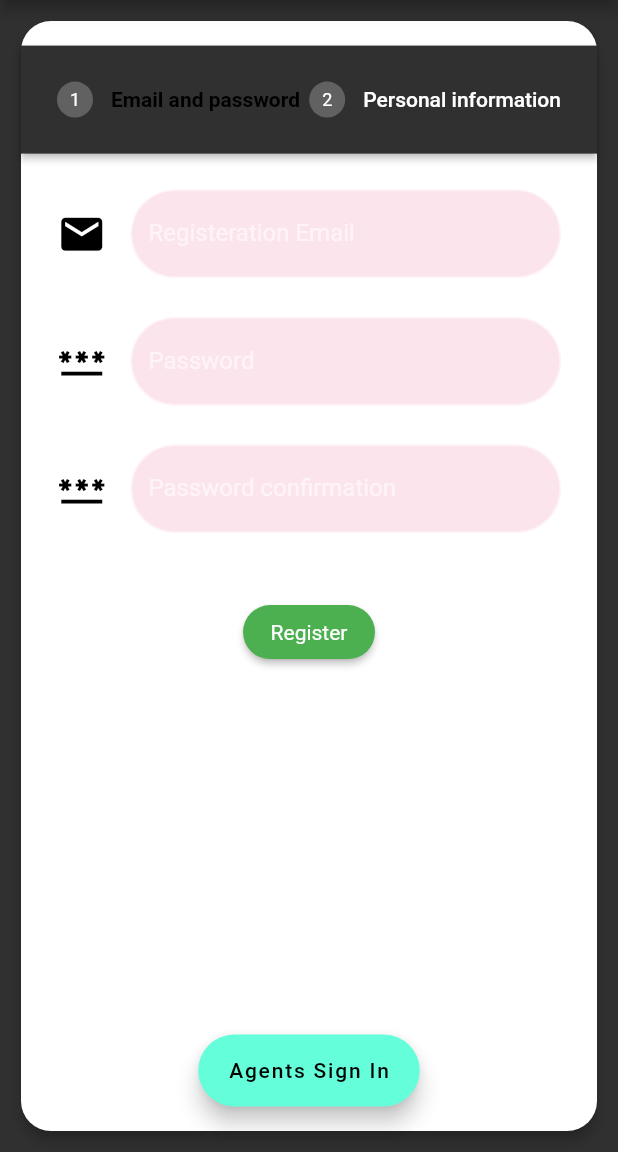
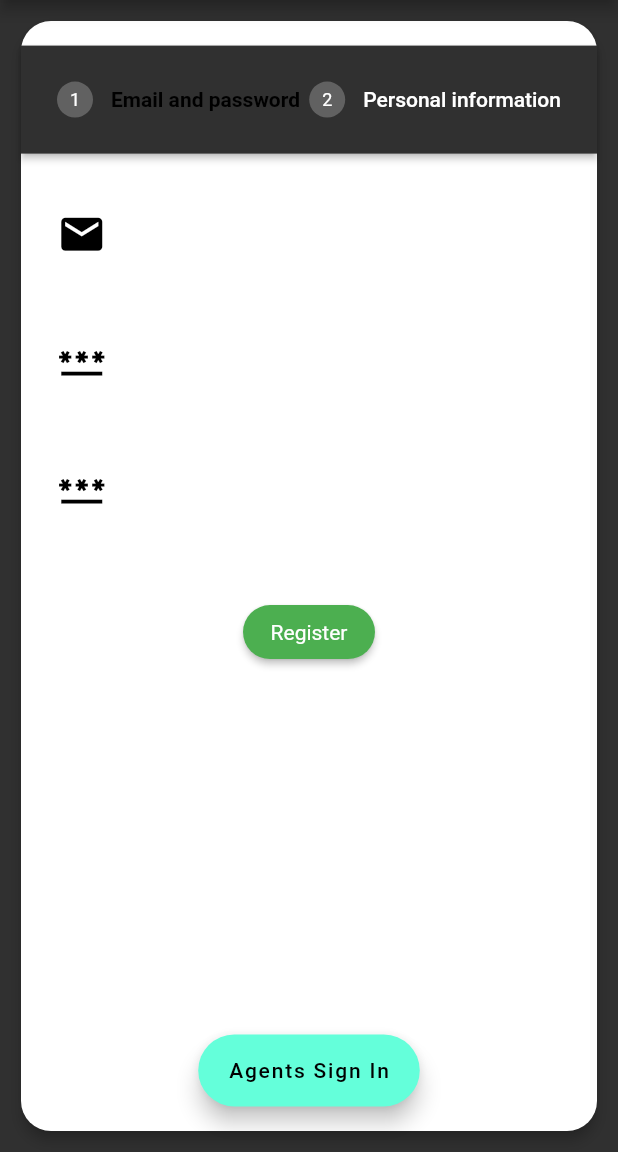
Before and after one commit to Edward-kwabena-Twumasi/Flutterer, a Flutter app: the screen it shows after launch, after a tap on "Sign In", after a tap on "Sign Up Instead", on a phone screen of 412 x 824 dp, the part 84-1236 px from its top. Run offline on Flutter 3.47's test engine with Material 2 defaults, Android fonts, the phone set to English and light mode, and no system bars; our stand-ins replace cloud_firestore, firebase_auth, firebase_core; missing offline and left inert: dart:html, dart:js; accounts and stored records are empty; Roboto replaces fonts that are missing (Verdana).

Commit message:
flutter project

```diff
--- a/lib/components/applicationwidgets.dart
+++ b/lib/components/applicationwidgets.dart
@@ -45,7 +45,6 @@ class InputFields extends StatelessWidget {
         hintStyle: new TextStyle(color: Colors.grey),
         hintText: hintext,
         labelText: hintext,
-        fillColor: Colors.pink[50],
         helperText: "Fill these correctly for Us",
       ),
       controller: controller,
@@ -106,7 +105,9 @@ Widget niceChips(
 }
 
 class menuButton extends StatefulWidget {
-  const menuButton({Key? key}) : super(key: key);
+  const menuButton({Key? key, this.regioncontroller}) : super(key: key);
+
+  final TextEditingController? regioncontroller;
 
   @override
   State<menuButton> createState() => _menuButtonState();
@@ -137,7 +138,11 @@ class _menuButtonState extends State<menuButton> {
   @override
   Widget build(BuildContext context) {
     return SizedBox(
-      child: DropdownButton<String>(
+      child: Row(
+        children: [
+          InputFields("Region", widget.regioncontroller!, Icons.place,
+              TextInputType.text),
+          DropdownButton<String>(
             value: dropdownValue,
             icon: const Icon(Icons.arrow_drop_down),
             iconSize: 34,
@@ -148,6 +153,7 @@ class _menuButtonState extends State<menuButton> {
               color: Colors.red,
             ),
             onChanged: (String? newValue) {
+              widget.regioncontroller!.text = newValue!;
               setState(() {
                 dropdownValue = newValue;
               });
@@ -160,6 +166,8 @@ class _menuButtonState extends State<menuButton> {
               );
             }).toList(),
           ),
+        ],
+      ),
     );
   }
 }
--- a/lib/screens/companysignup.dart
+++ b/lib/screens/companysignup.dart
@@ -137,6 +137,7 @@ class CompanySignupFormState extends State<CompanySignupForm> {
                               height: 7,
                             ),
                             Row(
+                              mainAxisAlignment: MainAxisAlignment.center,
                               children: [
                                 InputChip(
                                   labelPadding: EdgeInsets.all(5),
@@ -144,6 +145,7 @@ class CompanySignupFormState extends State<CompanySignupForm> {
                                   onPressed: () {
                                     setState(() {
                                       companytype = "Bus";
+                                      print(companytype);
                                     });
                                   },
                                   label: Text("Bus"),
--- a/lib/screens/homepage.dart
+++ b/lib/screens/homepage.dart
@@ -320,6 +320,8 @@ class locations extends StatelessWidget {
 //primary actions
 
 /// This is the stateful widget that the main application instantiates.
+TripClass onetrip =
+    TripClass("Kumasi", "Obuasi", "10:00", "20 10 2021", "normal");
 
 class SearchLocs extends StatefulWidget {
   SearchLocs(this.direction);
@@ -348,9 +350,10 @@ class SearchLocsState extends State<SearchLocs> {
 
             this.myoverlay = this.createOverlay();
             Overlay.of(context)!.insert(this.myoverlay);
-            myoverlay.addListener(() {
-              print("overlaay");
-            });
+
+            // myoverlay.addListener(() {
+            //   print("overlaay");
+            // });
           }
         }
 
@@ -391,6 +394,7 @@ class SearchLocsState extends State<SearchLocs> {
                           print(index);
                           mytripobj[widget.direction] = suggestions[index];
                           formcontrol.text = suggestions[index];
+
                           suggestions = [];
                           print(mytripobj);
                           setState(() {
@@ -533,6 +537,7 @@ class TripsState extends State<Trips> {
                   child: StreamBuilder(
                       stream: FirebaseFirestore.instance
                           .collection('trips')
+                          .where("from", isEqualTo: widget._tripdata.toLoc)
                           .snapshots(),
                       builder: (BuildContext context,
                           AsyncSnapshot<QuerySnapshot> snapshot) {
```
Also changed, not shown: package-lock.json (added). Lines whose indentation alone changed are shown as unchanged.
